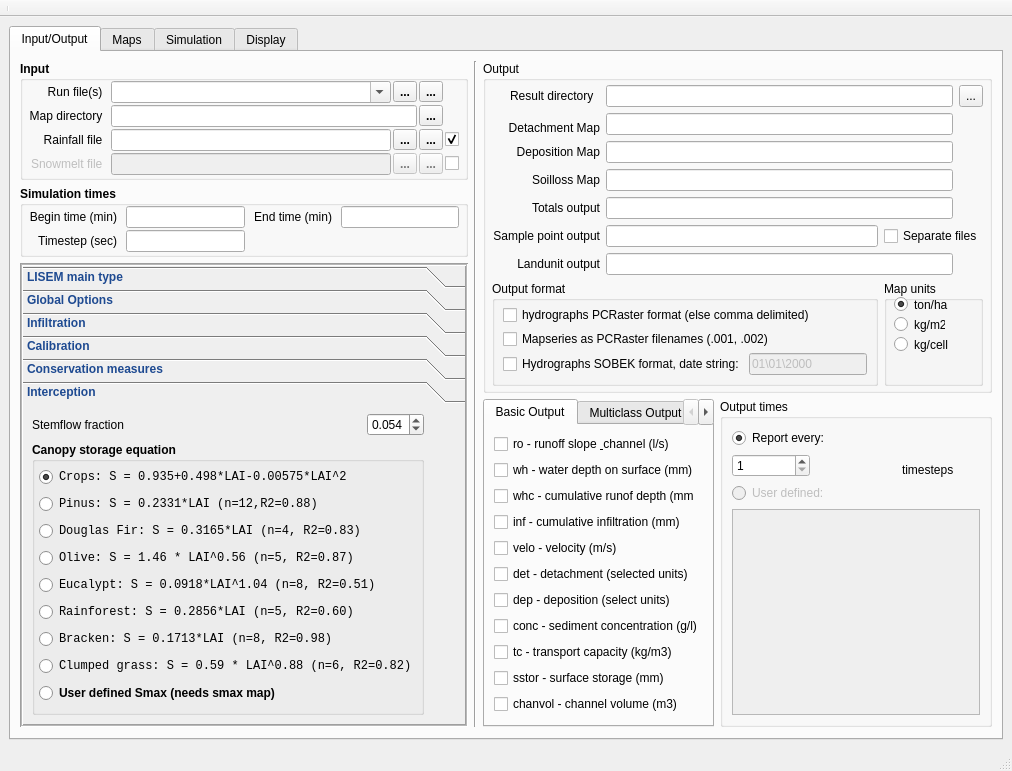
This is ui_full/lisemqt.ui in vjetten/openlisem as Qt 5 draws it before an edit. The edited form follows.
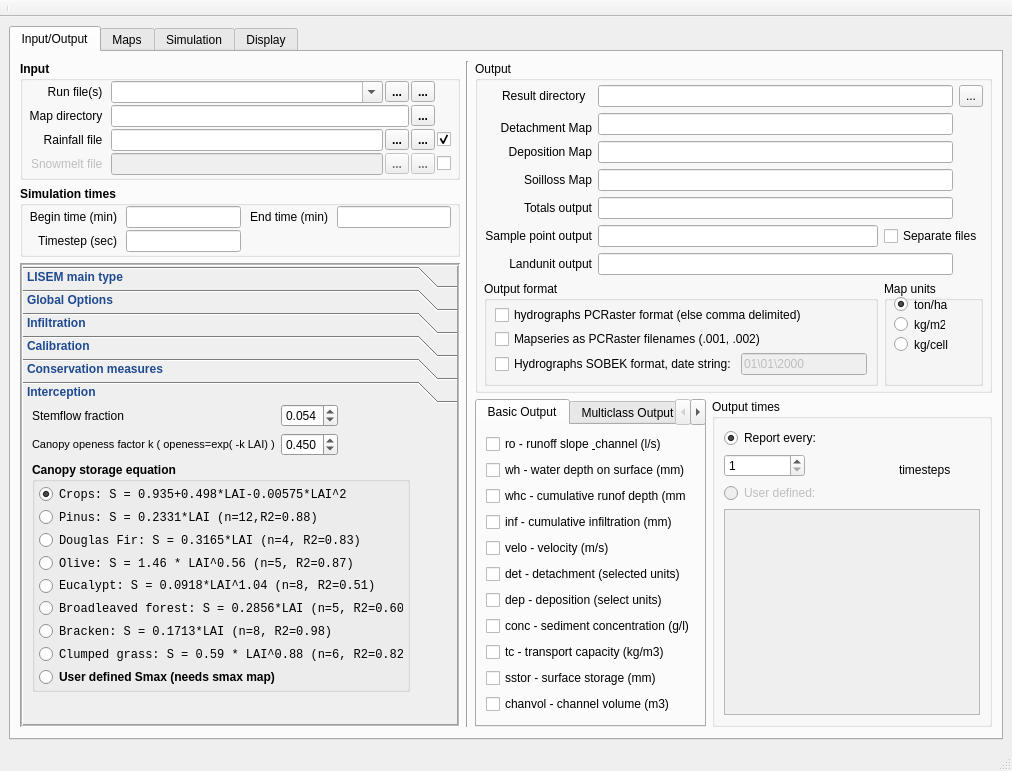
This is the edited form. The open tabs and pages were chosen to show the change. Icons and pictures are not drawn.

Patch:
```diff
--- a/ui_full/lisemqt.ui
+++ b/ui_full/lisemqt.ui
@@ -2593,17 +2593,26 @@
                 <rect>
                  <x>0</x>
                  <y>0</y>
-                 <width>400</width>
-                 <height>278</height>
+                 <width>98</width>
+                 <height>28</height>
                 </rect>
                </property>
                <attribute name="label">
                 <string>Interception</string>
                </attribute>
+               <widget class="QWidget" name="layoutWidget">
+                <property name="geometry">
+                 <rect>
+                  <x>9</x>
+                  <y>0</y>
+                  <width>378</width>
+                  <height>288</height>
+                 </rect>
+                </property>
+                <layout class="QVBoxLayout" name="verticalLayout_3">
+                 <item>
                <layout class="QGridLayout" name="gridLayout_28">
                 <item row="0" column="0">
-                 <layout class="QHBoxLayout" name="horizontalLayout">
-                  <item>
                    <widget class="QLabel" name="label_59">
                     <property name="sizePolicy">
                      <sizepolicy hsizetype="Preferred" vsizetype="Preferred">
@@ -2659,7 +2668,7 @@
                     </property>
                    </widget>
                   </item>
-                  <item>
+                   <item row="0" column="1">
                    <widget class="QDoubleSpinBox" name="E_StemflowFraction">
                     <property name="sizePolicy">
                      <sizepolicy hsizetype="Fixed" vsizetype="Fixed">
@@ -2687,9 +2696,98 @@
                     </property>
                    </widget>
                   </item>
-                 </layout>
-                </item>
                 <item row="1" column="0">
+                    <widget class="QLabel" name="label_62">
+                     <property name="palette">
+                      <palette>
+                       <active>
+                        <colorrole role="ButtonText">
+                         <brush brushstyle="SolidPattern">
+                          <color alpha="255">
+                           <red>0</red>
+                           <green>0</green>
+                           <blue>0</blue>
+                          </color>
+                         </brush>
+                        </colorrole>
+                       </active>
+                       <inactive>
+                        <colorrole role="ButtonText">
+                         <brush brushstyle="SolidPattern">
+                          <color alpha="255">
+                           <red>0</red>
+                           <green>0</green>
+                           <blue>0</blue>
+                          </color>
+                         </brush>
+                        </colorrole>
+                       </inactive>
+                       <disabled>
+                        <colorrole role="ButtonText">
+                         <brush brushstyle="SolidPattern">
+                          <color alpha="255">
+                           <red>122</red>
+                           <green>122</green>
+                           <blue>122</blue>
+                          </color>
+                         </brush>
+                        </colorrole>
+                       </disabled>
+                      </palette>
+                     </property>
+                     <property name="font">
+                      <font>
+                       <weight>50</weight>
+                       <bold>false</bold>
+                      </font>
+                     </property>
+                     <property name="text">
+                      <string>&lt;!DOCTYPE HTML PUBLIC &quot;-//W3C//DTD HTML 4.0//EN&quot; &quot;http://www.w3.org/TR/REC-html40/strict.dtd&quot;&gt;
+&lt;html&gt;&lt;head&gt;&lt;meta name=&quot;qrichtext&quot; content=&quot;1&quot; /&gt;&lt;style type=&quot;text/css&quot;&gt;
+p, li { white-space: pre-wrap; }
+&lt;/style&gt;&lt;/head&gt;&lt;body style=&quot; font-family:'MS Shell Dlg 2'; font-size:8.25pt; font-weight:400; font-style:normal;&quot;&gt;
+&lt;p style=&quot; margin-top:0px; margin-bottom:0px; margin-left:0px; margin-right:0px; -qt-block-indent:0; text-indent:0px;&quot;&gt;&lt;span style=&quot; font-size:8pt;&quot;&gt;Canopy openess factor k ( openess=exp( -k LAI) )&lt;/span&gt;&lt;/p&gt;&lt;/body&gt;&lt;/html&gt;</string>
+                     </property>
+                    </widget>
+                   </item>
+                   <item row="1" column="1">
+                    <widget class="QDoubleSpinBox" name="E_CanopyOpeness">
+                     <property name="font">
+                      <font>
+                       <weight>50</weight>
+                       <bold>false</bold>
+                      </font>
+                     </property>
+                     <property name="decimals">
+                      <number>3</number>
+                     </property>
+                     <property name="maximum">
+                      <double>1.000000000000000</double>
+                     </property>
+                     <property name="singleStep">
+                      <double>0.001000000000000</double>
+                     </property>
+                     <property name="value">
+                      <double>0.450000000000000</double>
+                     </property>
+                    </widget>
+                   </item>
+                   <item row="0" column="2">
+                    <spacer name="horizontalSpacer_4">
+                     <property name="orientation">
+                      <enum>Qt::Horizontal</enum>
+                     </property>
+                     <property name="sizeHint" stdset="0">
+                      <size>
+                       <width>40</width>
+                       <height>20</height>
+                      </size>
+                     </property>
+                    </spacer>
+                   </item>
+                  </layout>
+                 </item>
+                 <item>
                  <widget class="QGroupBox" name="groupInterception">
                   <property name="title">
                    <string>Canopy storage equation</string>
@@ -2802,7 +2900,7 @@
                       </font>
                      </property>
                      <property name="text">
-                      <string>Rainforest: S = 0.2856*LAI (n=5, R2=0.60)</string>
+                       <string>Broadleaved forest: S = 0.2856*LAI (n=5, R2=0.60)</string>
                      </property>
                      <attribute name="buttonGroup">
                       <string>buttonGroup_3</string>
@@ -2862,20 +2960,8 @@
                   </layout>
                  </widget>
                 </item>
-                <item row="0" column="1">
-                 <spacer name="horizontalSpacer_4">
-                  <property name="orientation">
-                   <enum>Qt::Horizontal</enum>
-                  </property>
-                  <property name="sizeHint" stdset="0">
-                   <size>
-                    <width>40</width>
-                    <height>20</height>
-                   </size>
-                  </property>
-                 </spacer>
-                </item>
-               </layout>
+                </layout>
+               </widget>
               </widget>
              </widget>
             </item>
```
Left out of the diff: 15 changed lines with no effect on the pictures. Lines whose indentation alone changed are shown as unchanged.
